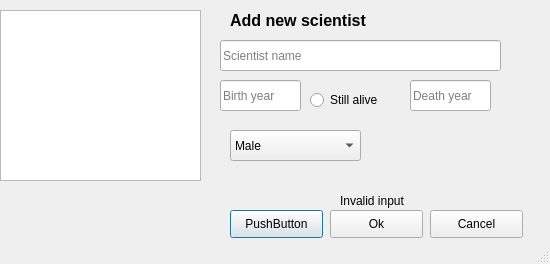
Above: addscientistdialog.ui from gudmundurb/H22 before the change. Below: the same form after it.
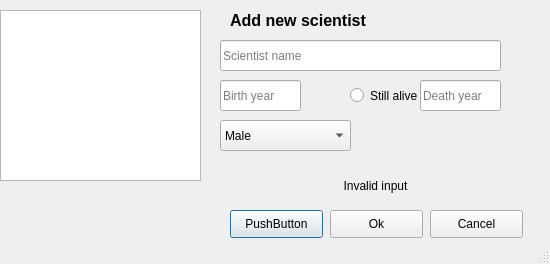
That is the form after the change.

The edit to the form file:
```diff
--- a/addscientistdialog.ui
+++ b/addscientistdialog.ui
@@ -96,7 +96,7 @@
    </property>
    <property name="geometry">
     <rect>
-     <x>410</x>
+     <x>420</x>
      <y>80</y>
      <width>81</width>
      <height>31</height>
@@ -112,8 +112,8 @@
   <widget class="QComboBox" name="ScientistGender">
    <property name="geometry">
     <rect>
-     <x>230</x>
-     <y>130</y>
+     <x>220</x>
+     <y>120</y>
      <width>131</width>
      <height>31</height>
     </rect>
@@ -155,10 +155,10 @@
   <widget class="QRadioButton" name="RadioStillAlive">
    <property name="geometry">
     <rect>
-     <x>310</x>
-     <y>90</y>
-     <width>95</width>
-     <height>20</height>
+     <x>350</x>
+     <y>80</y>
+     <width>71</width>
+     <height>31</height>
     </rect>
    </property>
    <property name="text">
@@ -171,15 +171,18 @@
    </property>
    <property name="geometry">
     <rect>
-     <x>340</x>
-     <y>190</y>
-     <width>101</width>
-     <height>21</height>
+     <x>330</x>
+     <y>170</y>
+     <width>91</width>
+     <height>31</height>
     </rect>
    </property>
    <property name="text">
     <string>Invalid input</string>
    </property>
+   <property name="alignment">
+    <set>Qt::AlignCenter</set>
+   </property>
   </widget>
  </widget>
  <resources/>
```
